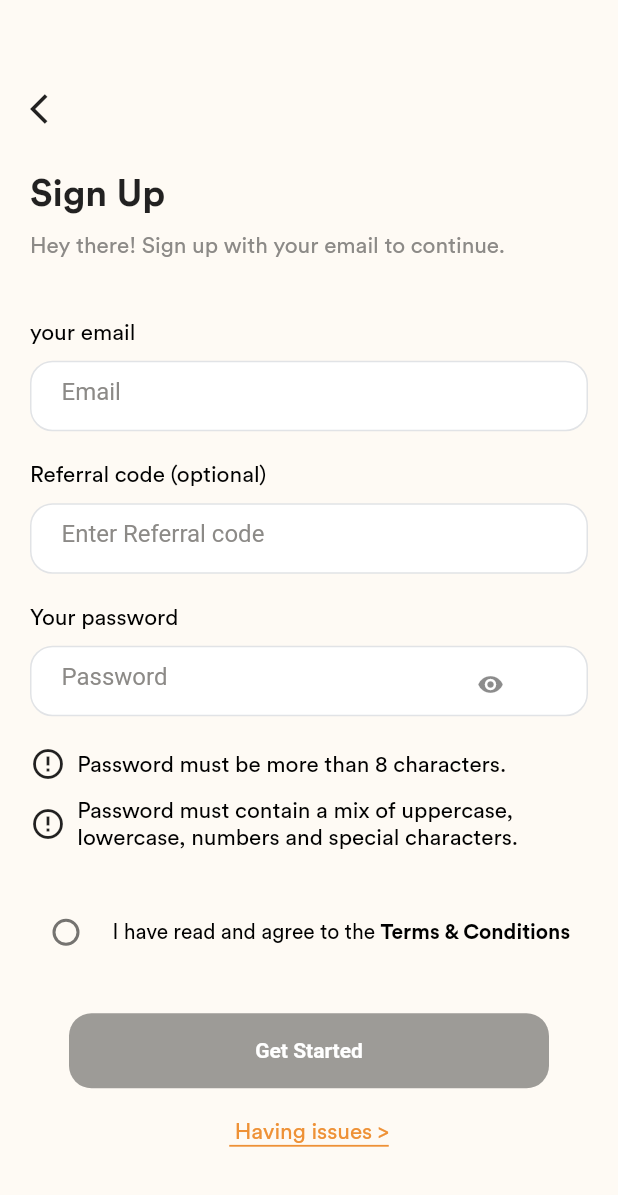
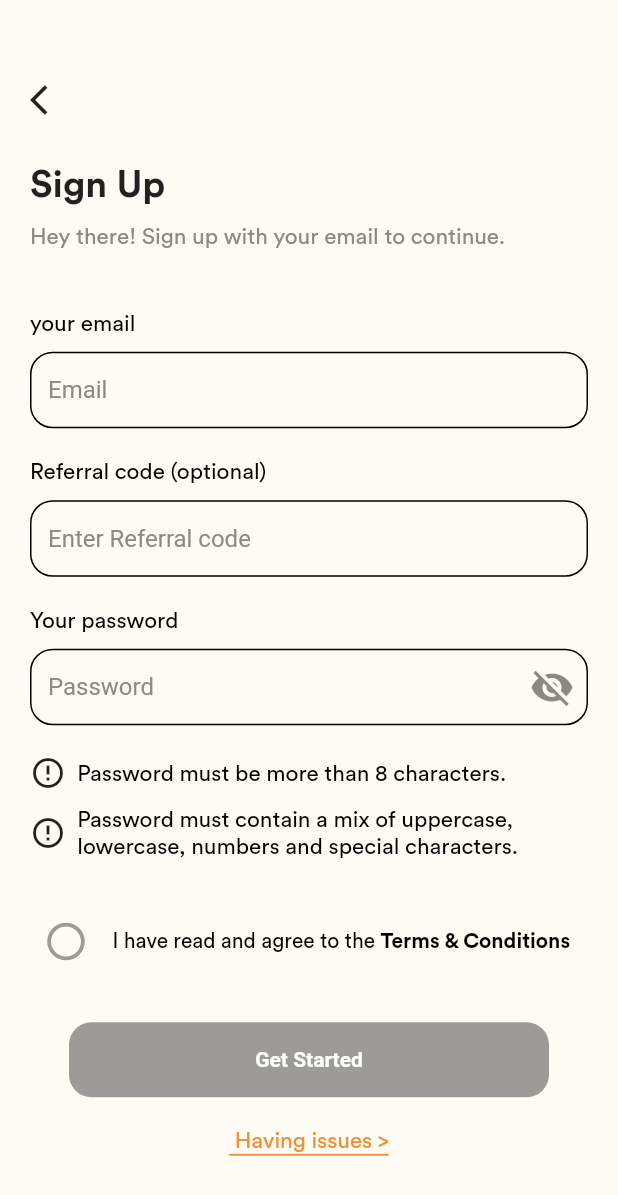
Before and after one commit to Jigarchovatiya/crypto_app, a Flutter app: the SignUpScreen screen opened by its route, on a phone screen of 412 x 824 dp. Shown: the top 1195 px of the screen. Run offline on Flutter 3.47's test engine with Material 2 defaults, Android fonts, the phone set to English and light mode, and no system bars; our stand-ins replace flutter_svg; Roboto replaces fonts that are missing (Poppins-Regular.ttf); project files that could hold a hidden picture were left out.

Commit message:
12-04-2023

```diff
--- a/lib/common/app_text_field.dart
+++ b/lib/common/app_text_field.dart
@@ -1,11 +1,10 @@
 import 'package:flutter/material.dart';
 import 'package:flutter/services.dart';
-
-import '../constant/color_constant.dart';
 
 class AppTextField extends StatelessWidget {
   final TextEditingController? controller;
   final String? hintText;
+  final TextInputAction? textInputAction;
   final Widget? suffixIcon;
   final TextInputType keyboardType;
   final String? label;
@@ -23,7 +22,6 @@ class AppTextField extends StatelessWidget {
   final int maxLines;
   final EdgeInsetsGeometry margin;
   final bool autofocus;
-  final Color? fillColor;
 
   const AppTextField({
     Key? key,
@@ -43,37 +41,50 @@ class AppTextField extends StatelessWidget {
     this.maxLines = 1,
     this.margin = const EdgeInsets.only(top: 8, bottom: 8, right: 20),
     this.autofocus = false,
-    this.fillColor,
     this.onChanged,
     this.hintText,
     this.suffixIcon,
+    this.textInputAction,
   }) : super(key: key);
 
   @override
   Widget build(BuildContext context) {
-    return Container(
-      margin: margin,
-      child: TextFormField(
-        textInputAction: TextInputAction.next,
+    return TextFormField(
+      textInputAction: textInputAction,
       controller: controller,
       validator: validator,
       obscureText: obscureText,
       autofocus: false,
       decoration: InputDecoration(
+        enabledBorder: OutlineInputBorder(
+          borderRadius: BorderRadius.circular(15),
+        ),
+        focusedBorder: OutlineInputBorder(
+          borderRadius: BorderRadius.circular(15),
+          borderSide: const BorderSide(color: Colors.blue, width: 2),
+        ),
+        errorBorder: OutlineInputBorder(
+            borderSide: const BorderSide(
+              color: Colors.red,
+              width: 1,
+            ),
+            borderRadius: BorderRadius.circular(15)),
         isDense: true,
         suffixIcon: suffixIcon,
         hintText: hintText,
         hintStyle: const TextStyle(
           color: Color(0xFF8C8A87),
         ),
-          border: InputBorder.none,
+        fillColor: Colors.white,
+        border: OutlineInputBorder(
+          borderRadius: BorderRadius.circular(15),
         ),
       ),
     );
   }
 
-  static OutlineInputBorder appOutlineInputBorder({Color? color}) => OutlineInputBorder(
-        borderRadius: BorderRadius.circular(10),
-        borderSide: BorderSide(color: color ?? AppColor.textFieldColor, width: 1),
-      );
+  // static OutlineInputBorder appOutlineInputBorder({Color? color}) => OutlineInputBorder(
+  //       borderRadius: BorderRadius.circular(10),
+  //       borderSide: BorderSide(color: color ?? AppColor.textFieldColor, width: 1),
+  //     );
 }
--- a/lib/sign_up_screen.dart
+++ b/lib/sign_up_screen.dart
@@ -15,8 +15,9 @@ class _SignUpScreenState extends State<SignUpScreen> {
   TextEditingController referralController = TextEditingController();
   TextEditingController emailController = TextEditingController();
   TextEditingController passwordController = TextEditingController();
-  bool isTrue = false;
-  bool password = false;
+  bool isTrue = true;
+  bool password = true;
+  bool validator = true;
   @override
   Widget build(BuildContext context) {
     return SafeArea(
@@ -73,34 +74,19 @@ class _SignUpScreenState extends State<SignUpScreen> {
                     ),
                   ),
                   const SizedBox(height: 10),
-                  Container(
-                    height: 47,
-                    width: 400,
-                    decoration: BoxDecoration(
-                      color: Colors.white,
-                      borderRadius: BorderRadius.circular(15),
-                      border: Border.all(
-                        color: const Color(0xFFE1E3E6),
-                      ),
-                    ),
-                    child: Align(
-                      alignment: Alignment.centerLeft,
-                      child: Padding(
-                        padding: const EdgeInsets.symmetric(horizontal: 20),
-                        child: AppTextField(
+                  AppTextField(
                     hintText: "Email",
-                          controller: emailController,
                     validator: (value) {
-                            if (value == null) {
+                      if (value!.isEmpty) {
                         return "Please Enter Email";
-                            } else if (!RegExp(r'^(([^<>()[\]\\.,;:\s@"]+(\.[^<>()[\]\\.,;:\s@"]+)*)|(".+"))@((\[[0-9]{1,3}\.[0-9]{1,3}\.[0-9]{1,3}\.[0-9]{1D,3}\])|(([a-zA-Z\-0-9]+\.)+[a-zA-Z]{2,}))\$').hasMatch(value)) {
+                      } else if (!RegExp(r'^(([^<>()[\]\\.,;:\s@"]+(\.[^<>()[\]\\.,;:\s@"]+)*)|(".+"))@((\[[0-9]{1,3}\.[0-9]{1,3}\.[0-9]{1,3}\.[0-9]{1D,3}\])|(([a-zA-Z\-0-9]+\.)+[a-zA-Z]{2,}))\$').hasMatch(value!)) {
                         return "Please Enter a Valid Email";
                       }
                       return null;
                     },
-                        ),
-                      ),
-                    ),
+                    textInputAction: TextInputAction.next,
+                    controller: emailController,
+                    autofocus: true,
                   ),
                   const SizedBox(height: 20),
                   const Align(
@@ -111,25 +97,11 @@ class _SignUpScreenState extends State<SignUpScreen> {
                     ),
                   ),
                   const SizedBox(height: 10),
-                  Container(
-                    height: 47,
-                    width: 400,
-                    decoration: BoxDecoration(
-                      color: Colors.white,
-                      borderRadius: BorderRadius.circular(15),
-                      border: Border.all(
-                        color: const Color(0xFFE1E3E6),
-                      ),
-                    ),
-                    child: Align(
-                      alignment: Alignment.centerLeft,
-                      child: Padding(
-                        padding: const EdgeInsets.symmetric(horizontal: 20),
-                        child: AppTextField(
+                  AppTextField(
                     hintText: "Enter Referral code",
                     validator: (value) {
-                            if (value == null) {
-                              return "Please Enter Email";
+                      if (value!.isEmpty) {
+                        return "Please Enter referral";
                       } else if (RegExp(r"(?=.*\d)(?=.*[a-z])(?=.*[A-Z])(?=.*\W)").hasMatch(value)) {
                         return "Please Enter a Valid referral code";
                       }
@@ -137,9 +109,6 @@ class _SignUpScreenState extends State<SignUpScreen> {
                     },
                     controller: referralController,
                     autofocus: false,
-                        ),
-                      ),
-                    ),
                   ),
                   const SizedBox(height: 20),
                   const Align(
@@ -150,21 +119,7 @@ class _SignUpScreenState extends State<SignUpScreen> {
                     ),
                   ),
                   const SizedBox(height: 10),
-                  Container(
-                    height: 47,
-                    width: 400,
-                    decoration: BoxDecoration(
-                      color: Colors.white,
-                      borderRadius: BorderRadius.circular(15),
-                      border: Border.all(
-                        color: const Color(0xFFE1E3E6),
-                      ),
-                    ),
-                    child: Align(
-                      alignment: Alignment.centerLeft,
-                      child: Padding(
-                        padding: const EdgeInsets.symmetric(horizontal: 20),
-                        child: AppTextField(
+                  AppTextField(
                     validator: (value) {
                       if (value!.isEmpty) {
                         return 'Please enter password';
@@ -181,10 +136,15 @@ class _SignUpScreenState extends State<SignUpScreen> {
                           password = !password;
                           setState(() {});
                         },
-                              icon: password == true ? const Icon(Icons.visibility_off) : const Icon(Icons.visibility)),
-                        ),
-                      ),
-                    ),
+                        icon: password == true
+                            ? const Icon(
+                                Icons.visibility_off,
+                                size: 30,
+                              )
+                            : const Icon(
+                                Icons.visibility,
+                                size: 30,
+                              )),
                   ),
                   const SizedBox(height: 20),
                   Row(
@@ -209,13 +169,34 @@ class _SignUpScreenState extends State<SignUpScreen> {
                   const SizedBox(height: 30),
                   Row(
                     children: [
-                      Checkbox(
-                          shape: RoundedRectangleBorder(borderRadius: BorderRadius.circular(10)),
-                          value: isTrue,
-                          onChanged: (value) {
-                            isTrue = value!;
-                            setState(() {});
-                          }),
+                      IconButton(
+                        splashRadius: 1,
+                        onPressed: () {
+                          setState(() {
+                            isTrue = !isTrue;
+                          });
+                        },
+                        icon: Container(
+                          child: isTrue
+                              ? const Icon(
+                                  Icons.circle_outlined,
+                                  size: 30,
+                                  color: Color(0xFF9D9B97),
+                                )
+                              : const Icon(
+                                  Icons.check_circle,
+                                  size: 30,
+                                  color: Color(0xFF9D9B97),
+                                ),
+                        ),
+                      ),
+                      // Checkbox(
+                      //     shape: RoundedRectangleBorder(borderRadius: BorderRadius.circular(10)),
+                      //     value: isTrue,
+                      //     onChanged: (value) {
+                      //       isTrue = value!;
+                      //       setState(() {});
+                      //     }),
                       Expanded(
                         child: RichText(
                           text: const TextSpan(
@@ -235,6 +216,7 @@ class _SignUpScreenState extends State<SignUpScreen> {
                   const SizedBox(height: 30),
                   InkWell(
                     onTap: () {
+                      if (formKey.currentState!.validate()) {
                         formKey.currentState!.validate();
                         debugPrint("validate ---> ${formKey.currentState!.validate()}");
                         Navigator.pushNamedAndRemoveUntil(
@@ -244,6 +226,9 @@ class _SignUpScreenState extends State<SignUpScreen> {
                         );
                         debugPrint('Bottom Screen ----->>');
                         setState(() {});
+                      } else {
+                        formKey.currentState!.save();
+                      }
                     },
                     child: Container(
                       height: 50,
```
Also changed, not shown: lib/log_in_screen.dart (+36 -54 lines). Lines whose indentation alone changed are shown as unchanged.
